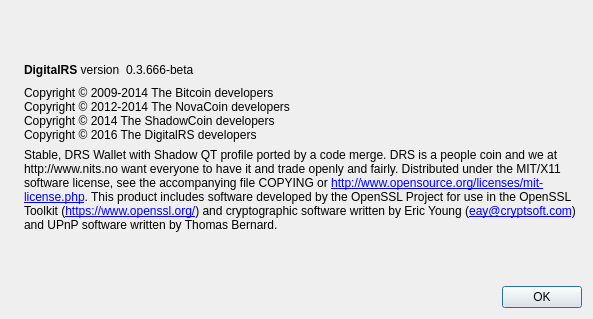
First picture: the form in source/src/qt/forms/aboutdialog.ui, repository mammix2/experimental, before the edit.
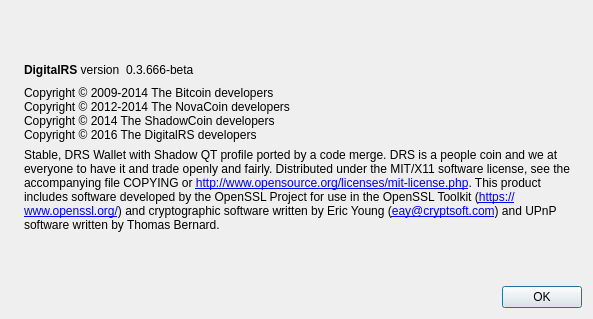
Second picture: the form after the edit. Icons and pictures are not drawn.

Patch:
```diff
--- a/source/src/qt/forms/aboutdialog.ui
+++ b/source/src/qt/forms/aboutdialog.ui
@@ -108,7 +108,7 @@
        </property>
        <property name="text">
         <string>
-Stable, DRS Wallet with Shadow QT profile ported by a code merge. DRS is a people coin and we at http://www.nits.no want everyone to have it and trade openly and fairly.
+Stable, DRS Wallet with Shadow QT profile ported by a code merge. DRS is a people coin and we at &lt;a href=&quot;http://www.nits.no want&quot;&gt; everyone to have it and trade openly and fairly.
 
 Distributed under the MIT/X11 software license, see the accompanying file COPYING or &lt;a href=&quot;http://www.opensource.org/licenses/mit-license.php&quot;&gt;http://www.opensource.org/licenses/mit-license.php&lt;/a&gt;.
 
```
